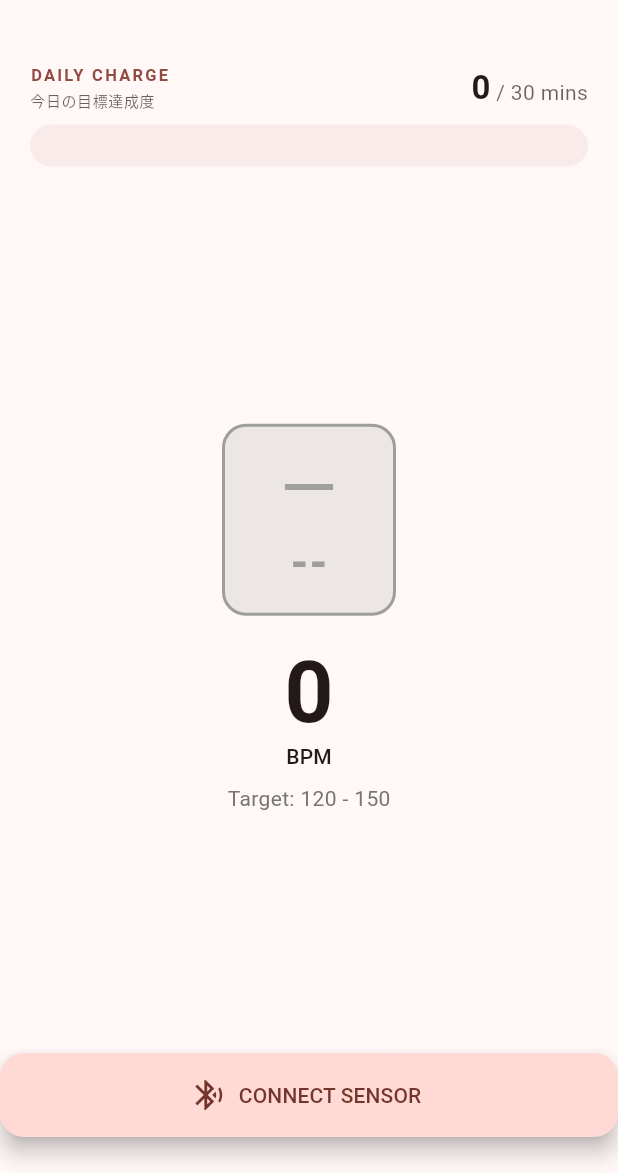
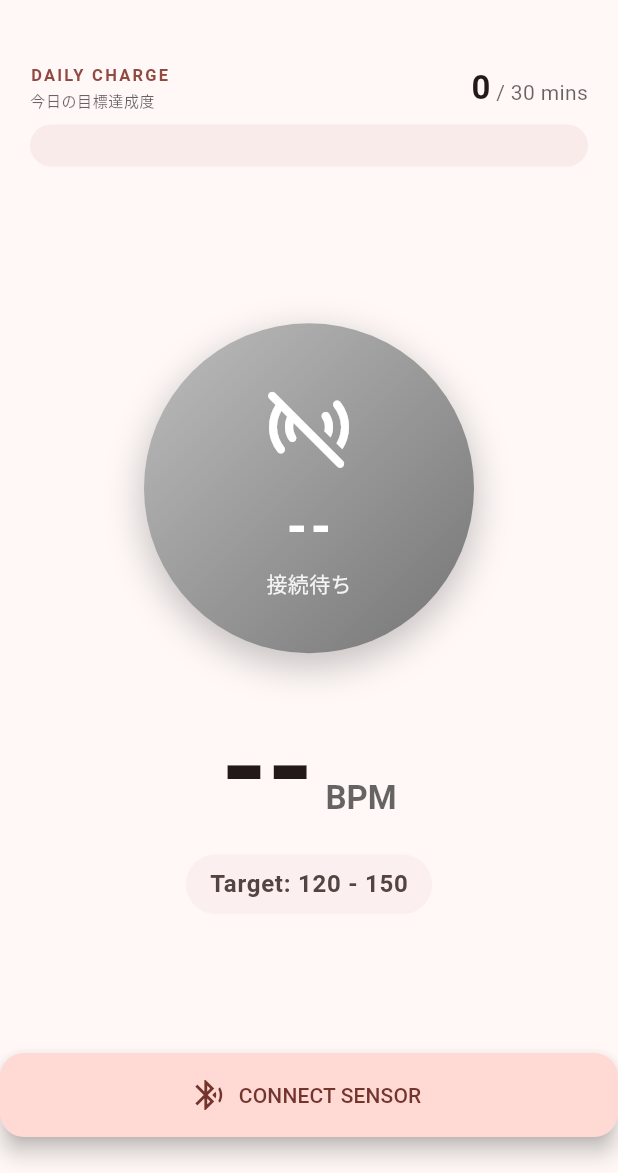
Before and after one commit to RyosukeMondo/heart-beat, a Flutter app: the screen it shows after launch, on a phone screen of 412 x 824 dp, the part 63-1236 px from its top. Run offline on Flutter 3.47's test engine with Material 3 defaults, Android fonts, the light colour scheme and no system bars; our stand-ins replace device_info_plus, flutter_blue_plus, flutter_riverpod, permission_handler, shared_preferences; missing offline and left inert: flutter_inappwebview, flutter_web_bluetooth; accounts and stored records are empty.

Commit message:
feat(ui): implement ZoneMeter with cues and pulse animation
- Redesigned ZoneMeter as a ConsumerStatefulWidget to handle animations.
- Added pulse animation for KEEP cue.
- Implemented color semantics with gradients for UP (blue), KEEP (green-orange), and DOWN (red).
- Added localized Japanese subtext for cues.
- Added widget tests for ZoneMeter.

```diff
--- a/lib/workout/zone_meter.dart
+++ b/lib/workout/zone_meter.dart
@@ -3,100 +3,187 @@ import 'package:flutter_riverpod/flutter_riverpod.dart';
 import 'coaching_controller.dart';
 import 'coaching_state.dart';
 
-class ZoneMeter extends ConsumerWidget {
+class ZoneMeter extends ConsumerStatefulWidget {
   const ZoneMeter({super.key});
 
   @override
-  Widget build(BuildContext context, WidgetRef ref) {
-    final state = ref.watch(coachingControllerProvider);
+  ConsumerState<ZoneMeter> createState() => _ZoneMeterState();
+}
 
-    return Container(
-      padding: const EdgeInsets.all(16),
-      child: Column(
-        mainAxisSize: MainAxisSize.min,
-        children: [
-          _buildCueDisplay(context, state),
-          const SizedBox(height: 20),
-          _buildBpmDisplay(context, state),
-        ],
-      ),
+class _ZoneMeterState extends ConsumerState<ZoneMeter> with SingleTickerProviderStateMixin {
+  late AnimationController _pulseController;
+  late Animation<double> _pulseAnimation;
+
+  @override
+  void initState() {
+    super.initState();
+    _pulseController = AnimationController(
+      vsync: this,
+      duration: const Duration(milliseconds: 1500),
+    )..repeat(reverse: true);
+
+    _pulseAnimation = Tween<double>(begin: 1.0, end: 1.1).animate(
+      CurvedAnimation(parent: _pulseController, curve: Curves.easeInOut),
     );
   }
 
-  Widget _buildCueDisplay(BuildContext context, CoachingState state) {
+  @override
+  void dispose() {
+    _pulseController.dispose();
+    super.dispose();
+  }
+
+  @override
+  Widget build(BuildContext context) {
+    final state = ref.watch(coachingControllerProvider);
+    final theme = Theme.of(context);
+
+    return Column(
+      mainAxisSize: MainAxisSize.min,
+      children: [
+        _buildCueDisplay(state),
+        const SizedBox(height: 32),
+        _buildBpmDisplay(state, theme),
+      ],
+    );
+  }
+
+  Widget _buildCueDisplay(CoachingState state) {
     String text;
-    Color color;
+    String subText;
+    List<Color> gradientColors;
     IconData icon;
+    bool shouldPulse = false;
 
     switch (state.cue) {
       case ZoneCue.up:
-        text = 'UP';
-        color = Colors.blue;
-        icon = Icons.arrow_upward;
+        text = 'UP ↑';
+        subText = '心拍数を上げて';
+        gradientColors = [Colors.blue.shade400, Colors.blue.shade700];
+        icon = Icons.keyboard_double_arrow_up_rounded;
         break;
       case ZoneCue.keep:
-        text = 'KEEP';
-        // Green to Orange gradient is hard for a single color, let's use Green for now
-        // or check where in the range we are.
-        // Spec says "green->orange gradient".
-        color = Colors.green;
-        icon = Icons.import_export; // Or some double arrow
+        text = 'KEEP ⟷';
+        subText = 'この調子で！';
+        gradientColors = [Colors.green.shade500, Colors.orange.shade500];
+        icon = Icons.sync_rounded;
+        shouldPulse = true;
         break;
       case ZoneCue.down:
-        text = 'DOWN';
-        color = Colors.red;
-        icon = Icons.arrow_downward;
+        text = 'DOWN ↓';
+        subText = '心拍数を下げて';
+        gradientColors = [Colors.red.shade400, Colors.red.shade700];
+        icon = Icons.keyboard_double_arrow_down_rounded;
         break;
     }
 
-    if (state.currentBpm == 0) {
+    if (state.currentBpm == 0 || state.status == SessionStatus.idle) {
       text = '--';
-      color = Colors.grey;
-      icon = Icons.horizontal_rule;
+      subText = '接続待ち';
+      gradientColors = [Colors.grey.shade400, Colors.grey.shade600];
+      icon = Icons.sensors_off_rounded;
+      shouldPulse = false;
     }
 
-    return AnimatedContainer(
-      duration: const Duration(milliseconds: 300),
-      padding: const EdgeInsets.symmetric(horizontal: 32, vertical: 16),
+    Widget display = Container(
+      width: 220,
+      height: 220,
       decoration: BoxDecoration(
-        color: color.withOpacity(0.2),
-        borderRadius: BorderRadius.circular(16),
-        border: Border.all(color: color, width: 2),
+        shape: BoxShape.circle,
+        gradient: LinearGradient(
+          begin: Alignment.topLeft,
+          end: Alignment.bottomRight,
+          colors: gradientColors,
+        ),
+        boxShadow: [
+          BoxShadow(
+            color: gradientColors.last.withOpacity(0.4),
+            blurRadius: 20,
+            spreadRadius: 2,
+            offset: const Offset(0, 8),
+          ),
+        ],
       ),
       child: Column(
+        mainAxisAlignment: MainAxisAlignment.center,
         children: [
-          Icon(icon, size: 48, color: color),
-          const SizedBox(height: 8),
+          Icon(icon, size: 64, color: Colors.white),
+          const SizedBox(height: 12),
           Text(
             text,
-            style: Theme.of(context).textTheme.headlineMedium?.copyWith(
-              color: color,
+            style: const TextStyle(
+              color: Colors.white,
+              fontSize: 32,
               fontWeight: FontWeight.w900,
+              letterSpacing: 1.5,
+            ),
+          ),
+          const SizedBox(height: 4),
+          Text(
+            subText,
+            style: TextStyle(
+              color: Colors.white.withOpacity(0.9),
+              fontSize: 14,
+              fontWeight: FontWeight.w500,
             ),
           ),
         ],
       ),
     );
+
+    if (shouldPulse) {
+      return ScaleTransition(
+        scale: _pulseAnimation,
+        child: display,
+      );
+    }
+
+    return AnimatedScale(
+      scale: 1.0,
+      duration: const Duration(milliseconds: 300),
+      child: display,
+    );
   }
 
-  Widget _buildBpmDisplay(BuildContext context, CoachingState state) {
+  Widget _buildBpmDisplay(CoachingState state, ThemeData theme) {
     return Column(
       children: [
-        Text(
-          '${state.currentBpm}',
-          style: Theme.of(context).textTheme.displayLarge?.copyWith(
-            fontWeight: FontWeight.bold,
+        Row(
+          mainAxisAlignment: MainAxisAlignment.center,
+          crossAxisAlignment: CrossAxisAlignment.baseline,
+          textBaseline: TextBaseline.alphabetic,
+          children: [
+            Text(
+              state.currentBpm > 0 ? '${state.currentBpm}' : '--',
+              style: theme.textTheme.displayLarge?.copyWith(
+                fontWeight: FontWeight.bold,
+                fontSize: 80,
+                color: theme.colorScheme.onSurface,
+              ),
+            ),
+            const SizedBox(width: 8),
+            Text(
+              'BPM',
+              style: theme.textTheme.titleLarge?.copyWith(
+                color: theme.hintColor,
+                fontWeight: FontWeight.bold,
+              ),
+            ),
+          ],
+        ),
+        const SizedBox(height: 12),
+        Container(
+          padding: const EdgeInsets.symmetric(horizontal: 16, vertical: 8),
+          decoration: BoxDecoration(
+            color: theme.colorScheme.surfaceContainerHighest.withOpacity(0.3),
+            borderRadius: BorderRadius.circular(20),
           ),
-        ),
-        Text(
-          'BPM',
-          style: Theme.of(context).textTheme.labelLarge,
-        ),
-        const SizedBox(height: 8),
-        Text(
-          'Target: ${state.targetLowerBpm} - ${state.targetUpperBpm}',
-          style: Theme.of(context).textTheme.bodyMedium?.copyWith(
-            color: Colors.grey[600],
+          child: Text(
+            'Target: ${state.targetLowerBpm} - ${state.targetUpperBpm}',
+            style: theme.textTheme.bodyLarge?.copyWith(
+              fontWeight: FontWeight.w600,
+              color: theme.colorScheme.onSurfaceVariant,
+            ),
           ),
         ),
       ],
```
Also changed, not shown: 2 other files.
